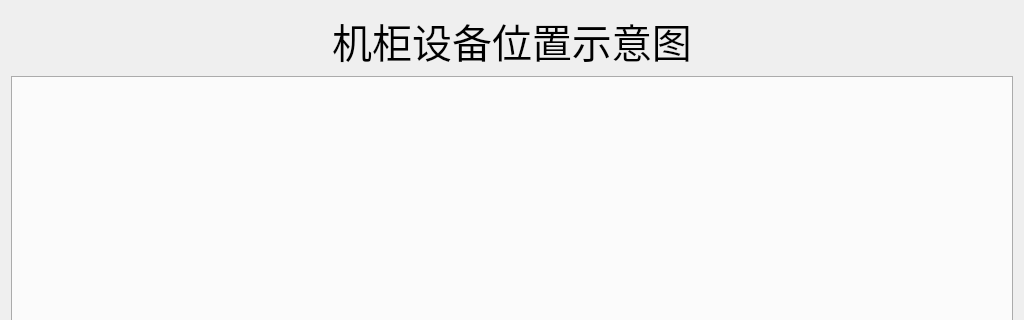
tainyuhong/pyside_machine_system, file ui/top.ui: the form before one commit; both pictures show x 0 to 1024 and y 0 to 320 of the 1024 by 768 pixel window.
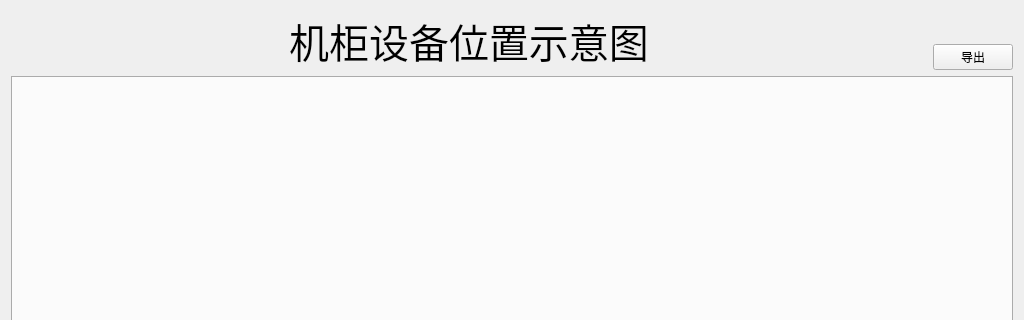
The form after the commit.

Commit message: 增加设备落位图导出功能，及优化机房机柜公共信息使用功能

The edit to the form file:
```diff
--- a/ui/top.ui
+++ b/ui/top.ui
@@ -15,8 +15,21 @@
   </property>
   <layout class="QHBoxLayout" name="horizontalLayout">
    <item>
-    <layout class="QVBoxLayout" name="verticalLayout" stretch="0,0">
-     <item>
+    <layout class="QGridLayout" name="gridLayout" rowstretch="0,0,1">
+     <item row="1" column="2">
+      <spacer name="horizontalSpacer">
+       <property name="orientation">
+        <enum>Qt::Horizontal</enum>
+       </property>
+       <property name="sizeHint" stdset="0">
+        <size>
+         <width>40</width>
+         <height>20</height>
+        </size>
+       </property>
+      </spacer>
+     </item>
+     <item row="0" column="1" rowspan="2">
       <widget class="QLabel" name="label">
        <property name="font">
         <font>
@@ -31,7 +44,40 @@
        </property>
       </widget>
      </item>
-     <item>
+     <item row="1" column="3">
+      <widget class="QPushButton" name="bt_exp">
+       <property name="text">
+        <string>导出</string>
+       </property>
+      </widget>
+     </item>
+     <item row="0" column="3">
+      <spacer name="verticalSpacer">
+       <property name="orientation">
+        <enum>Qt::Vertical</enum>
+       </property>
+       <property name="sizeHint" stdset="0">
+        <size>
+         <width>20</width>
+         <height>18</height>
+        </size>
+       </property>
+      </spacer>
+     </item>
+     <item row="0" column="0">
+      <spacer name="horizontalSpacer_2">
+       <property name="orientation">
+        <enum>Qt::Horizontal</enum>
+       </property>
+       <property name="sizeHint" stdset="0">
+        <size>
+         <width>40</width>
+         <height>20</height>
+        </size>
+       </property>
+      </spacer>
+     </item>
+     <item row="2" column="0" colspan="4">
       <widget class="QTabWidget" name="tabWidget">
        <property name="tabPosition">
         <enum>QTabWidget::South</enum>
```
The commit also changes 18 other files.
